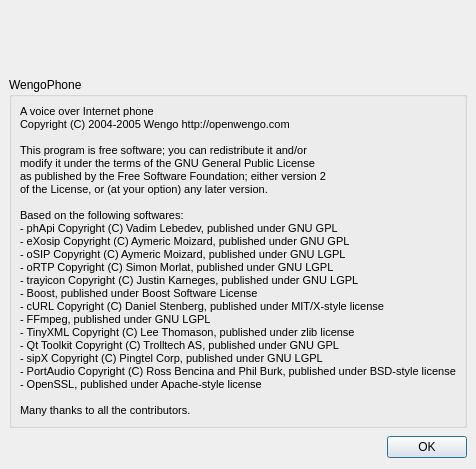
tkrotoff/WengoPhone, file wengophone/src/presentation/qt/AboutWindow.ui: the form before one commit.
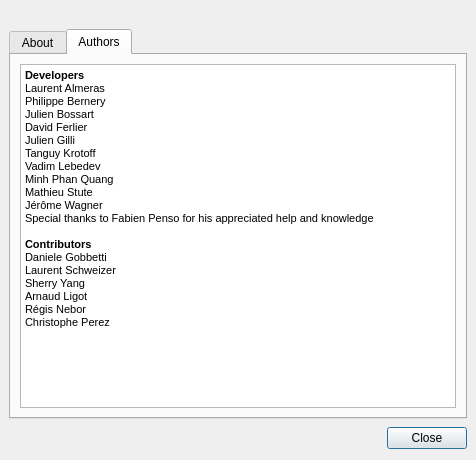
The form after the commit. The open tabs and pages were chosen to show the change. Icons and pictures are not drawn.

Commit message: SMS integration + rework on AboutWindow.ui and WengoPhoneWindow.ui

The edit to the form file:
```diff
--- a/wengophone/src/presentation/qt/AboutWindow.ui
+++ b/wengophone/src/presentation/qt/AboutWindow.ui
@@ -8,8 +8,8 @@
    <rect>
     <x>0</x>
     <y>0</y>
-    <width>460</width>
-    <height>469</height>
+    <width>463</width>
+    <height>460</height>
    </rect>
   </property>
   <property name="windowTitle" >
@@ -22,6 +22,53 @@
    <property name="spacing" >
     <number>6</number>
    </property>
+   <item row="1" column="0" >
+    <widget class="QTabWidget" name="tabWidget" >
+     <widget class="QWidget" name="aboutTab" >
+      <attribute name="title" >
+       <string>About</string>
+      </attribute>
+      <layout class="QGridLayout" >
+       <property name="margin" >
+        <number>9</number>
+       </property>
+       <property name="spacing" >
+        <number>6</number>
+       </property>
+       <item row="0" column="0" >
+        <widget class="QLabel" name="copyrightLabel" >
+         <property name="text" >
+          <string>&lt;html>&lt;head>&lt;meta name="qrichtext" content="1" />&lt;/head>&lt;body style=" white-space: pre-wrap; font-family:MS Shell Dlg; font-size:8.25pt; font-weight:400; font-style:normal; text-decoration:none;">&lt;p style=" margin-top:0px; margin-bottom:0px; margin-left:0px; margin-right:0px; -qt-block-indent:0; text-indent:0px; font-size:8pt;">WengoPhone, a&lt;span style=" color:#000000;"> voice over Internet phone&lt;/span>&lt;/p>&lt;p style=" margin-top:0px; margin-bottom:0px; margin-left:0px; margin-right:0px; -qt-block-indent:0; text-indent:0px; font-size:8pt; color:#000000;">Copyright (C) 2004-2006 Wengo http://openwengo.com&lt;/p>&lt;p style="-qt-paragraph-type:empty; margin-top:0px; margin-bottom:0px; margin-left:0px; margin-right:0px; -qt-block-indent:0; text-indent:0px; font-size:8pt; color:#000000;">&lt;/p>&lt;p style=" margin-top:0px; margin-bottom:0px; margin-left:0px; margin-right:0px; -qt-block-indent:0; text-indent:0px; font-size:8pt; color:#000000;">This program is free software; you can redistribute it and/or&lt;/p>&lt;p style=" margin-top:0px; margin-bottom:0px; margin-left:0px; margin-right:0px; -qt-block-indent:0; text-indent:0px; font-size:8pt; color:#000000;">modify it under the terms of the GNU General Public License&lt;/p>&lt;p style=" margin-top:0px; margin-bottom:0px; margin-left:0px; margin-right:0px; -qt-block-indent:0; text-indent:0px; font-size:8pt; color:#000000;">as published by the Free Software Foundation; either version 2&lt;/p>&lt;p style=" margin-top:0px; margin-bottom:0px; margin-left:0px; margin-right:0px; -qt-block-indent:0; text-indent:0px; font-size:8pt; color:#000000;">of the License, or (at your option) any later version.&lt;/p>&lt;p style="-qt-paragraph-type:empty; margin-top:0px; margin-bottom:0px; margin-left:0px; margin-right:0px; -qt-block-indent:0; text-indent:0px; font-size:8pt; color:#000000;">&lt;/p>&lt;p style=" margin-top:0px; margin-bottom:0px; margin-left:0px; margin-right:0px; -qt-block-indent:0; text-indent:0px; font-size:8pt; color:#000000;">Based on the following softwares:&lt;/p>&lt;p style=" margin-top:0px; margin-bottom:0px; margin-left:0px; margin-right:0px; -qt-block-indent:0; text-indent:0px; font-size:8pt;">- phApi Copyright (C) Vadim Lebedev, published under GNU GPL&lt;/p>&lt;p style=" margin-top:0px; margin-bottom:0px; margin-left:0px; margin-right:0px; -qt-block-indent:0; text-indent:0px; font-size:8pt;">- eXosip Copyright (C) Aymeric Moizard, published under GNU GPL&lt;/p>&lt;p style=" margin-top:0px; margin-bottom:0px; margin-left:0px; margin-right:0px; -qt-block-indent:0; text-indent:0px; font-size:8pt;">- oSIP Copyright (C) Aymeric Moizard, published under GNU LGPL&lt;/p>&lt;p style=" margin-top:0px; margin-bottom:0px; margin-left:0px; margin-right:0px; -qt-block-indent:0; text-indent:0px; font-size:8pt;">- oRTP Copyright (C) Simon Morlat, published under GNU LGPL&lt;/p>&lt;p style=" margin-top:0px; margin-bottom:0px; margin-left:0px; margin-right:0px; -qt-block-indent:0; text-indent:0px; font-size:8pt;">- trayicon Copyright (C) Justin Karneges, published under GNU LGPL&lt;/p>&lt;p style=" margin-top:0px; margin-bottom:0px; margin-left:0px; margin-right:0px; -qt-block-indent:0; text-indent:0px; font-size:8pt;">- Boost, published under Boost Software License&lt;/p>&lt;p style=" margin-top:0px; margin-bottom:0px; margin-left:0px; margin-right:0px; -qt-block-indent:0; text-indent:0px; font-size:8pt;">- cURL Copyright (C) Daniel Stenberg, published under MIT/X-style license&lt;/p>&lt;p style=" margin-top:0px; margin-bottom:0px; margin-left:0px; margin-right:0px; -qt-block-indent:0; text-indent:0px; font-size:8pt;">- FFmpeg, published under GNU LGPL&lt;/p>&lt;p style=" margin-top:0px; margin-bottom:0px; margin-left:0px; margin-right:0px; -qt-block-indent:0; text-indent:0px; font-size:8pt;">- TinyXML Copyright (C) Lee Thomason, published under zlib license&lt;/p>&lt;p style=" margin-top:0px; margin-bottom:0px; margin-left:0px; margin-right:0px; -qt-block-indent:0; text-indent:0px; font-size:8pt;">- Qt Toolkit Copyright (C) Trolltech AS, published under GNU GPL&lt;/p>&lt;p style=" margin-top:0px; margin-bottom:0px; margin-left:0px; margin-right:0px; -qt-block-indent:0; text-indent:0px; font-size:8pt;">- sipX Copyright (C) Pingtel Corp, published under GNU LGPL&lt;/p>&lt;p style=" margin-top:0px; margin-bottom:0px; margin-left:0px; margin-right:0px; -qt-block-indent:0; text-indent:0px; font-size:8pt;">- PortAudio Copyright (C) Ross Bencina and Phil Burk, published under BSD-style license&lt;/p>&lt;p style=" margin-top:0px; margin-bottom:0px; margin-left:0px; margin-right:0px; -qt-block-indent:0; text-indent:0px; font-size:8pt;">- OpenSSL, published under Apache-style license&lt;/p>&lt;p style=" margin-top:0px; margin-bottom:0px; margin-left:0px; margin-right:0px; -qt-block-indent:0; text-indent:0px; font-size:8pt;">- Speex, Copyright (C) Xiph.org Foundation, published under BSD-style license&lt;/p>&lt;/body>&lt;/html></string>
+         </property>
+        </widget>
+       </item>
+      </layout>
+     </widget>
+     <widget class="QWidget" name="authorsTab" >
+      <attribute name="title" >
+       <string>Authors</string>
+      </attribute>
+      <layout class="QGridLayout" >
+       <property name="margin" >
+        <number>9</number>
+       </property>
+       <property name="spacing" >
+        <number>6</number>
+       </property>
+       <item row="0" column="0" >
+        <widget class="QTextEdit" name="textEdit" >
+         <property name="readOnly" >
+          <bool>true</bool>
+         </property>
+         <property name="html" >
+          <string>&lt;html>&lt;head>&lt;meta name="qrichtext" content="1" />&lt;/head>&lt;body style=" white-space: pre-wrap; font-family:MS Shell Dlg; font-size:8.25pt; font-weight:400; font-style:normal; text-decoration:none;">&lt;p style=" margin-top:0px; margin-bottom:0px; margin-left:0px; margin-right:0px; -qt-block-indent:0; text-indent:0px; font-size:8pt;">&lt;span style=" font-weight:600;">Developers&lt;/span>&lt;/p>&lt;p style=" margin-top:0px; margin-bottom:0px; margin-left:0px; margin-right:0px; -qt-block-indent:0; text-indent:0px; font-size:8pt;">Laurent Almeras&lt;/p>&lt;p style=" margin-top:0px; margin-bottom:0px; margin-left:0px; margin-right:0px; -qt-block-indent:0; text-indent:0px; font-size:8pt;">Philippe Bernery&lt;/p>&lt;p style=" margin-top:0px; margin-bottom:0px; margin-left:0px; margin-right:0px; -qt-block-indent:0; text-indent:0px; font-size:8pt;">Julien Bossart&lt;/p>&lt;p style=" margin-top:0px; margin-bottom:0px; margin-left:0px; margin-right:0px; -qt-block-indent:0; text-indent:0px; font-size:8pt;">David Ferlier&lt;/p>&lt;p style=" margin-top:0px; margin-bottom:0px; margin-left:0px; margin-right:0px; -qt-block-indent:0; text-indent:0px; font-size:8pt;">Julien Gilli&lt;/p>&lt;p style=" margin-top:0px; margin-bottom:0px; margin-left:0px; margin-right:0px; -qt-block-indent:0; text-indent:0px; font-size:8pt;">Tanguy Krotoff&lt;/p>&lt;p style=" margin-top:0px; margin-bottom:0px; margin-left:0px; margin-right:0px; -qt-block-indent:0; text-indent:0px; font-size:8pt;">Vadim Lebedev&lt;/p>&lt;p style=" margin-top:0px; margin-bottom:0px; margin-left:0px; margin-right:0px; -qt-block-indent:0; text-indent:0px; font-size:8pt;">Minh Phan Quang&lt;/p>&lt;p style=" margin-top:0px; margin-bottom:0px; margin-left:0px; margin-right:0px; -qt-block-indent:0; text-indent:0px; font-size:8pt;">Mathieu Stute&lt;/p>&lt;p style=" margin-top:0px; margin-bottom:0px; margin-left:0px; margin-right:0px; -qt-block-indent:0; text-indent:0px; font-size:8pt;">Jérôme Wagner&lt;/p>&lt;p style=" margin-top:0px; margin-bottom:0px; margin-left:0px; margin-right:0px; -qt-block-indent:0; text-indent:0px; font-size:8pt;">Special thanks to Fabien Penso for his appreciated help and knowledge&lt;/p>&lt;p style="-qt-paragraph-type:empty; margin-top:0px; margin-bottom:0px; margin-left:0px; margin-right:0px; -qt-block-indent:0; text-indent:0px; font-size:8pt;">&lt;/p>&lt;p style=" margin-top:0px; margin-bottom:0px; margin-left:0px; margin-right:0px; -qt-block-indent:0; text-indent:0px; font-size:8pt;">&lt;span style=" font-weight:600;">Contributors&lt;/span>&lt;/p>&lt;p style=" margin-top:0px; margin-bottom:0px; margin-left:0px; margin-right:0px; -qt-block-indent:0; text-indent:0px; font-size:8pt;">Daniele Gobbetti&lt;/p>&lt;p style=" margin-top:0px; margin-bottom:0px; margin-left:0px; margin-right:0px; -qt-block-indent:0; text-indent:0px; font-size:8pt;">Laurent Schweizer&lt;/p>&lt;p style=" margin-top:0px; margin-bottom:0px; margin-left:0px; margin-right:0px; -qt-block-indent:0; text-indent:0px; font-size:8pt;">Sherry Yang&lt;/p>&lt;p style=" margin-top:0px; margin-bottom:0px; margin-left:0px; margin-right:0px; -qt-block-indent:0; text-indent:0px; font-size:8pt;">Arnaud Ligot&lt;/p>&lt;p style=" margin-top:0px; margin-bottom:0px; margin-left:0px; margin-right:0px; -qt-block-indent:0; text-indent:0px; font-size:8pt;">Régis Nebor&lt;/p>&lt;p style=" margin-top:0px; margin-bottom:0px; margin-left:0px; margin-right:0px; -qt-block-indent:0; text-indent:0px; font-size:8pt;">Christophe Perez&lt;/p>&lt;/body>&lt;/html></string>
+         </property>
+        </widget>
+       </item>
+      </layout>
+     </widget>
+    </widget>
+   </item>
    <item row="2" column="0" >
     <layout class="QHBoxLayout" >
      <property name="margin" >
@@ -54,9 +101,9 @@
       </spacer>
      </item>
      <item>
-      <widget class="QPushButton" name="okButton" >
+      <widget class="QPushButton" name="closeButton" >
        <property name="text" >
-        <string>OK</string>
+        <string>Close</string>
        </property>
       </widget>
      </item>
@@ -75,28 +122,6 @@
      </property>
     </widget>
    </item>
-   <item row="1" column="0" >
-    <widget class="QGroupBox" name="groupBox" >
-     <property name="title" >
-      <string>WengoPhone</string>
-     </property>
-     <layout class="QGridLayout" >
-      <property name="margin" >
-       <number>8</number>
-      </property>
-      <property name="spacing" >
-       <number>6</number>
-      </property>
-      <item row="0" column="0" >
-       <widget class="QLabel" name="copyrightLabel" >
-        <property name="text" >
-         <string>&lt;html>&lt;head>&lt;meta name="qrichtext" content="1" />&lt;/head>&lt;body style=" white-space: pre-wrap; font-family:MS Shell Dlg; font-size:8.25pt; font-weight:400; font-style:normal; text-decoration:none;">&lt;p style=" margin-top:0px; margin-bottom:0px; margin-left:0px; margin-right:0px; -qt-block-indent:0; text-indent:0px;">&lt;span style=" font-size:8pt; color:#000000;">A voice over Internet phone&lt;/span>&lt;/p>&lt;p style=" margin-top:0px; margin-bottom:0px; margin-left:0px; margin-right:0px; -qt-block-indent:0; text-indent:0px; font-size:8pt; color:#000000;">Copyright (C) 2004-2005 Wengo http://openwengo.com&lt;/p>&lt;p style="-qt-paragraph-type:empty; margin-top:0px; margin-bottom:0px; margin-left:0px; margin-right:0px; -qt-block-indent:0; text-indent:0px; font-size:8pt; color:#000000;">&lt;/p>&lt;p style=" margin-top:0px; margin-bottom:0px; margin-left:0px; margin-right:0px; -qt-block-indent:0; text-indent:0px; font-size:8pt; color:#000000;">This program is free software; you can redistribute it and/or&lt;/p>&lt;p style=" margin-top:0px; margin-bottom:0px; margin-left:0px; margin-right:0px; -qt-block-indent:0; text-indent:0px; font-size:8pt; color:#000000;">modify it under the terms of the GNU General Public License&lt;/p>&lt;p style=" margin-top:0px; margin-bottom:0px; margin-left:0px; margin-right:0px; -qt-block-indent:0; text-indent:0px; font-size:8pt; color:#000000;">as published by the Free Software Foundation; either version 2&lt;/p>&lt;p style=" margin-top:0px; margin-bottom:0px; margin-left:0px; margin-right:0px; -qt-block-indent:0; text-indent:0px; font-size:8pt; color:#000000;">of the License, or (at your option) any later version.&lt;/p>&lt;p style="-qt-paragraph-type:empty; margin-top:0px; margin-bottom:0px; margin-left:0px; margin-right:0px; -qt-block-indent:0; text-indent:0px; font-size:8pt; color:#000000;">&lt;/p>&lt;p style=" margin-top:0px; margin-bottom:0px; margin-left:0px; margin-right:0px; -qt-block-indent:0; text-indent:0px; font-size:8pt; color:#000000;">Based on the following softwares:&lt;/p>&lt;p style=" margin-top:0px; margin-bottom:0px; margin-left:0px; margin-right:0px; -qt-block-indent:0; text-indent:0px; font-size:8pt;">- phApi Copyright (C) Vadim Lebedev, published under GNU GPL&lt;/p>&lt;p style=" margin-top:0px; margin-bottom:0px; margin-left:0px; margin-right:0px; -qt-block-indent:0; text-indent:0px; font-size:8pt;">- eXosip Copyright (C) Aymeric Moizard, published under GNU GPL&lt;/p>&lt;p style=" margin-top:0px; margin-bottom:0px; margin-left:0px; margin-right:0px; -qt-block-indent:0; text-indent:0px; font-size:8pt;">- oSIP Copyright (C) Aymeric Moizard, published under GNU LGPL&lt;/p>&lt;p style=" margin-top:0px; margin-bottom:0px; margin-left:0px; margin-right:0px; -qt-block-indent:0; text-indent:0px; font-size:8pt;">- oRTP Copyright (C) Simon Morlat, published under GNU LGPL&lt;/p>&lt;p style=" margin-top:0px; margin-bottom:0px; margin-left:0px; margin-right:0px; -qt-block-indent:0; text-indent:0px; font-size:8pt;">- trayicon Copyright (C) Justin Karneges, published under GNU LGPL&lt;/p>&lt;p style=" margin-top:0px; margin-bottom:0px; margin-left:0px; margin-right:0px; -qt-block-indent:0; text-indent:0px; font-size:8pt;">- Boost, published under Boost Software License&lt;/p>&lt;p style=" margin-top:0px; margin-bottom:0px; margin-left:0px; margin-right:0px; -qt-block-indent:0; text-indent:0px; font-size:8pt;">- cURL Copyright (C) Daniel Stenberg, published under MIT/X-style license&lt;/p>&lt;p style=" margin-top:0px; margin-bottom:0px; margin-left:0px; margin-right:0px; -qt-block-indent:0; text-indent:0px; font-size:8pt;">- FFmpeg, published under GNU LGPL&lt;/p>&lt;p style=" margin-top:0px; margin-bottom:0px; margin-left:0px; margin-right:0px; -qt-block-indent:0; text-indent:0px; font-size:8pt;">- TinyXML Copyright (C) Lee Thomason, published under zlib license&lt;/p>&lt;p style=" margin-top:0px; margin-bottom:0px; margin-left:0px; margin-right:0px; -qt-block-indent:0; text-indent:0px; font-size:8pt;">- Qt Toolkit Copyright (C) Trolltech AS, published under GNU GPL&lt;/p>&lt;p style=" margin-top:0px; margin-bottom:0px; margin-left:0px; margin-right:0px; -qt-block-indent:0; text-indent:0px; font-size:8pt;">- sipX Copyright (C) Pingtel Corp, published under GNU LGPL&lt;/p>&lt;p style=" margin-top:0px; margin-bottom:0px; margin-left:0px; margin-right:0px; -qt-block-indent:0; text-indent:0px; font-size:8pt;">- PortAudio Copyright (C) Ross Bencina and Phil Burk, published under BSD-style license&lt;/p>&lt;p style=" margin-top:0px; margin-bottom:0px; margin-left:0px; margin-right:0px; -qt-block-indent:0; text-indent:0px; font-size:8pt;">- OpenSSL, published under Apache-style license&lt;/p>&lt;p style="-qt-paragraph-type:empty; margin-top:0px; margin-bottom:0px; margin-left:0px; margin-right:0px; -qt-block-indent:0; text-indent:0px; font-size:8pt;">&lt;/p>&lt;p style=" margin-top:0px; margin-bottom:0px; margin-left:0px; margin-right:0px; -qt-block-indent:0; text-indent:0px; font-size:8pt;">Many thanks to all the contributors.&lt;/p>&lt;/body>&lt;/html></string>
-        </property>
-       </widget>
-      </item>
-     </layout>
-    </widget>
-   </item>
   </layout>
  </widget>
  <pixmapfunction></pixmapfunction>
```
Left out of the diff: 2 changed lines with no effect on the pictures. The commit also changes 41 other files.
